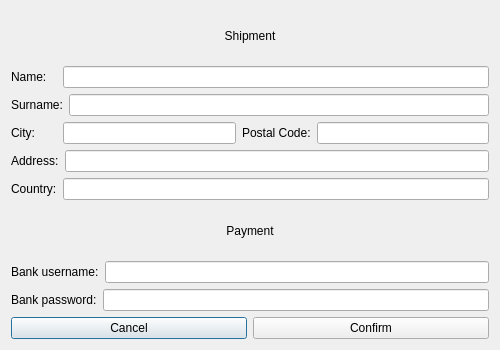
szymon27/xkomx, file orderdetailswindow.ui: the form before one commit.
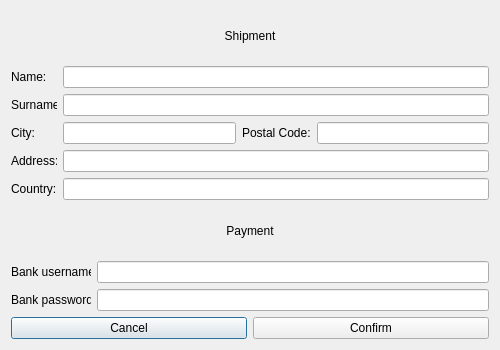
The form after the commit.

Patch:
```diff
--- a/orderdetailswindow.ui
+++ b/orderdetailswindow.ui
@@ -66,6 +66,12 @@
          <height>0</height>
         </size>
        </property>
+       <property name="maximumSize">
+        <size>
+         <width>46</width>
+         <height>16777215</height>
+        </size>
+       </property>
        <property name="text">
         <string>Surname:</string>
        </property>
@@ -122,6 +128,12 @@
          <height>0</height>
         </size>
        </property>
+       <property name="maximumSize">
+        <size>
+         <width>46</width>
+         <height>16777215</height>
+        </size>
+       </property>
        <property name="text">
         <string>Address:</string>
        </property>
@@ -166,6 +178,18 @@
     <layout class="QHBoxLayout" name="horizontalLayout_6">
      <item>
       <widget class="QLabel" name="label_3">
+       <property name="minimumSize">
+        <size>
+         <width>80</width>
+         <height>0</height>
+        </size>
+       </property>
+       <property name="maximumSize">
+        <size>
+         <width>80</width>
+         <height>16777215</height>
+        </size>
+       </property>
        <property name="text">
         <string>Bank username:</string>
        </property>
@@ -180,6 +204,18 @@
     <layout class="QHBoxLayout" name="horizontalLayout_7">
      <item>
       <widget class="QLabel" name="label_4">
+       <property name="minimumSize">
+        <size>
+         <width>80</width>
+         <height>0</height>
+        </size>
+       </property>
+       <property name="maximumSize">
+        <size>
+         <width>80</width>
+         <height>16777215</height>
+        </size>
+       </property>
        <property name="text">
         <string>Bank password:</string>
        </property>
```
Left out of the diff: 18 changed lines with no effect on the pictures.
